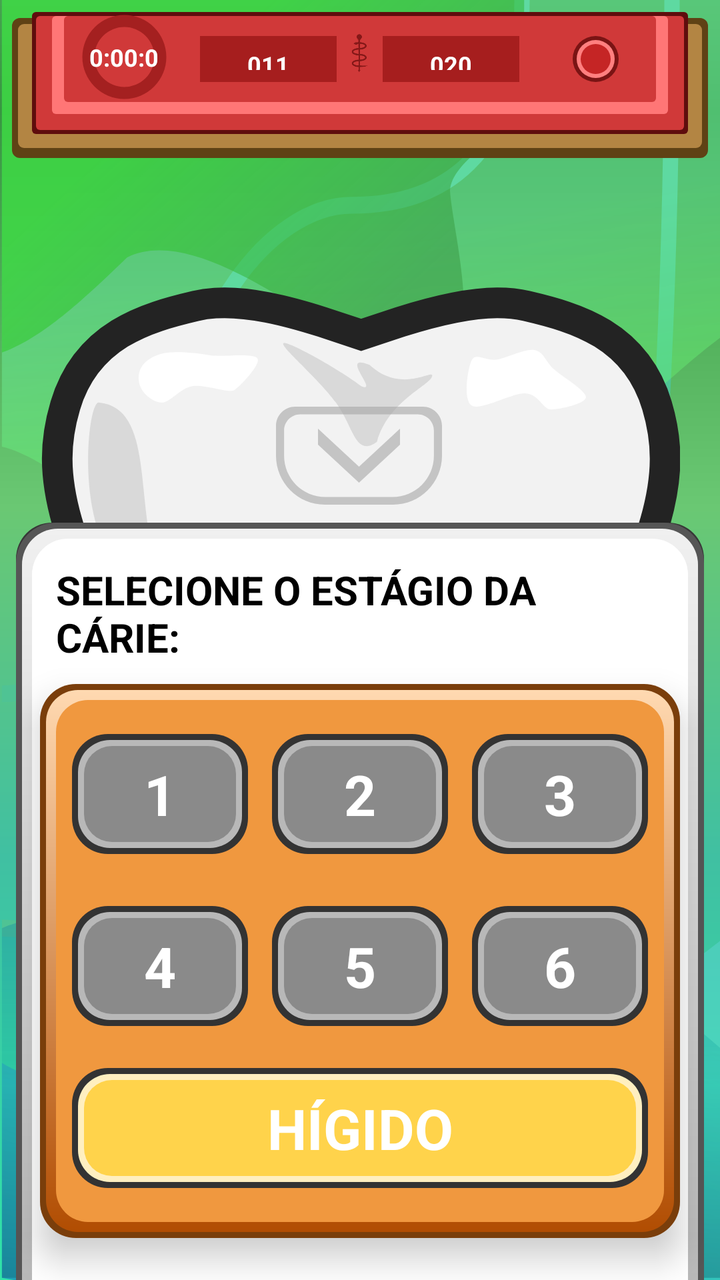
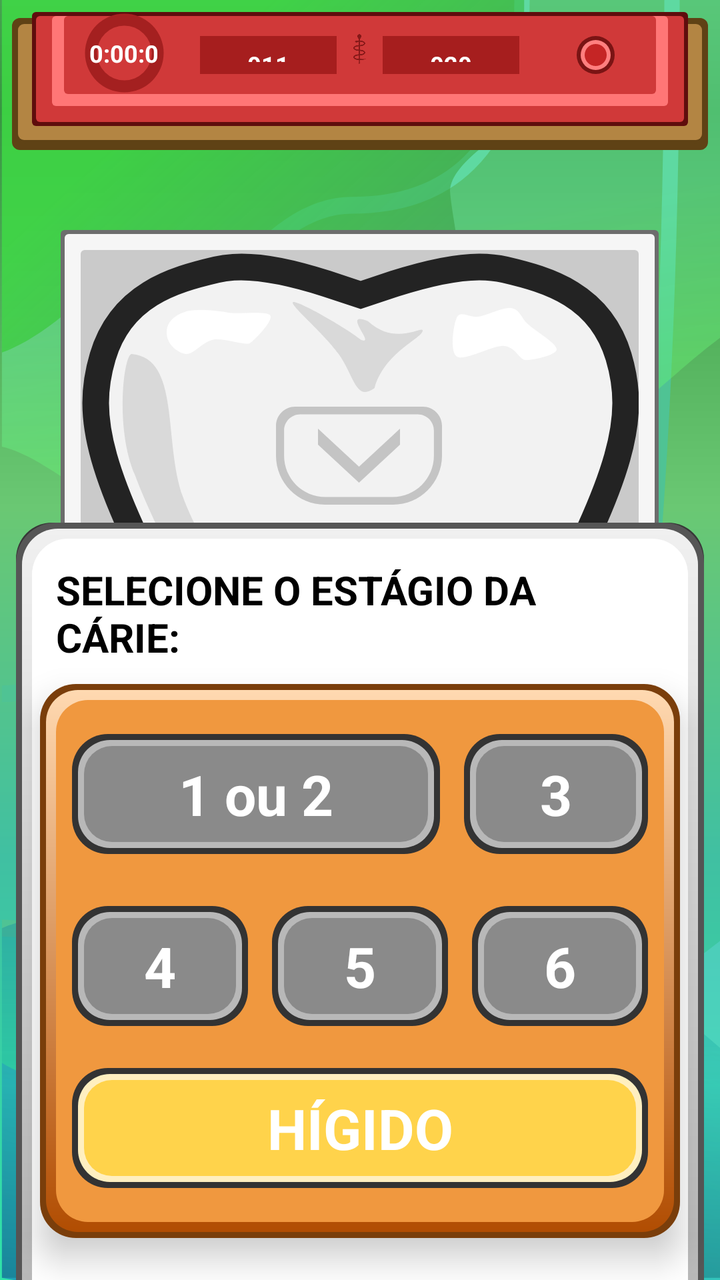

Screens rendered from an Android XML layout before and after an edit, with the pre-edit source and the edit as a unified diff.
<!-- AndroidManifest.xml: application theme Theme.ToothDecayStudyApp -->
<!-- res/layout/activity_carie_predict.xml -->
<?xml version="1.0" encoding="utf-8"?>
<androidx.coordinatorlayout.widget.CoordinatorLayout xmlns:android="http://schemas.android.com/apk/res/android"
    xmlns:app="http://schemas.android.com/apk/res-auto"
    xmlns:tools="http://schemas.android.com/tools"
    android:id="@+id/main"
    android:layout_width="match_parent"
    android:layout_height="match_parent"
    tools:context=".CariePredictActivity">

    <LinearLayout
        android:orientation="vertical"
        android:layout_width="match_parent"
        android:layout_height="match_parent"
        android:weightSum="1"
        android:background="@drawable/back_default">

        <androidx.constraintlayout.widget.ConstraintLayout
            android:layout_width="match_parent"
            android:layout_height="0dp"
            android:layout_weight="0.15">
        <RelativeLayout
            android:id="@+id/topMenu"
            android:layout_width="match_parent"
            android:layout_height="0dp"
            android:paddingBottom="12dp"
            android:layout_marginTop="6dp"
            android:layout_marginHorizontal="6dp"
            android:background="@drawable/wood_sign"

            app:layout_constraintStart_toStartOf="parent"
            app:layout_constraintEnd_toEndOf="parent"
            app:layout_constraintTop_toTopOf="parent"
            app:layout_constraintBottom_toBottomOf="parent"
            app:layout_constraintHeight_max="140dp">


            <LinearLayout
                android:layout_width="match_parent"
                android:layout_height="match_parent"
                android:orientation="horizontal"
                android:layout_marginHorizontal="10dp"
                android:paddingHorizontal="8dp"
                android:background="@drawable/carpet_card">













                <androidx.constraintlayout.widget.ConstraintLayout
                    android:layout_width="0dp"
                    android:layout_height="match_parent"
                    android:layout_weight="0.25">

                <TextView
                    android:id="@+id/timer"
                    android:layout_width="match_parent"
                    android:layout_height="match_parent"
                    android:text="0:00:00"
                    android:elevation="1dp"
                    android:lines="1"
                    android:textAlignment="center"
                    android:gravity="center"
                    android:layout_marginStart="18dp"
                    android:layout_marginEnd="18dp"
                    android:layout_marginBottom="16dp"
                    android:textColor="@color/white"
                    android:textStyle="bold"
                    android:autoSizeTextType="uniform"
                    android:autoSizeMinTextSize="12sp"
                    android:autoSizeMaxTextSize="20sp"
                    android:autoSizeStepGranularity="1sp"/>

                    <ProgressBar
                        android:id="@+id/timerBar"
                        style="?android:attr/progressBarStyleHorizontal"
                        android:layout_width="0dp"
                        android:layout_height="match_parent"
                        android:layout_centerHorizontal="true"

                        android:layout_marginStart="18dp"
                        android:layout_marginBottom="16dp"
                        android:indeterminate="false"
                        android:indeterminateTint="#FFFFFF"
                        android:max="100"
                        android:progressDrawable="@drawable/progress_circle"

                        app:layout_constraintBottom_toBottomOf="parent"

                        app:layout_constraintDimensionRatio="1:1"
                        app:layout_constraintEnd_toEndOf="@+id/timer"
                        app:layout_constraintStart_toStartOf="parent"
                        app:layout_constraintTop_toTopOf="parent" />

                </androidx.constraintlayout.widget.ConstraintLayout>

            <TextView
                android:id="@+id/denteNum"
                android:layout_width="0dp"
                android:layout_height="match_parent"
                android:layout_weight="0.225"
                android:layout_alignParentTop="true"
                android:layout_marginTop="12dp"
                android:layout_marginBottom="26dp"
                android:padding="6dp"
                android:text="011"
                android:textColor="#FFFFFF"
                android:layout_marginEnd="4dp"
                android:background="#A61E1E"
                android:textStyle="bold"
                android:textSize="32sp"
                android:gravity="center"
                android:autoSizeTextType="uniform"
                android:autoSizeMinTextSize="12sp"
                android:autoSizeMaxTextSize="70sp"
                android:autoSizeStepGranularity="1sp"/>

                <ImageView
                    android:id="@+id/centerSymbol"
                    android:layout_width="0dp"
                    android:layout_weight="0.05"
                    android:layout_height="match_parent"
                    android:src="@drawable/odonto_symbol"
                    android:layout_gravity="center"
                    android:layout_marginTop="16dp"
                    android:layout_marginBottom="26dp"
                    android:layout_centerHorizontal="true"/>

                <TextView
                    android:id="@+id/maxDenteNum"
                    android:layout_width="0dp"
                    android:layout_height="match_parent"
                    android:layout_weight="0.225"
                    android:layout_alignParentTop="true"
                    android:layout_marginTop="12dp"
                    android:layout_marginBottom="26dp"
                    android:text="020"
                    android:textColor="#FFFFFF"
                    android:background="#A61E1E"
                    android:layout_marginStart="4dp"
                    android:padding="6dp"
                    android:textStyle="bold"
                    android:textSize="32sp"
                    android:gravity="center"
                    android:autoSizeTextType="uniform"
                    android:autoSizeMinTextSize="12sp"
                    android:autoSizeMaxTextSize="70sp"
                    android:autoSizeStepGranularity="1sp"/>

                <View
                    android:layout_width="0dp"
                    android:layout_height="match_parent"
                    android:layout_weight="0.04"/>

                <androidx.constraintlayout.widget.ConstraintLayout
                    android:layout_width="0dp"
                    android:layout_height="match_parent"
                    android:layout_weight="0.17">

                <ImageView
                    android:id="@+id/pauseButton"
                    android:layout_width="0dp"
                    android:layout_height="match_parent"
                    android:src="@drawable/menu_icon"
                    android:padding="14dp"
                    android:layout_marginBottom="26dp"
                    android:layout_marginTop="12dp"
                    android:background="@drawable/pause_button"

                    app:layout_constraintTop_toTopOf="parent"
                    app:layout_constraintStart_toStartOf="parent"
                    app:layout_constraintEnd_toEndOf="parent"
                    app:layout_constraintDimensionRatio="1:1"/>

                </androidx.constraintlayout.widget.ConstraintLayout>

                <View
                    android:layout_width="0dp"
                    android:layout_height="match_parent"
                    android:layout_weight="0.04"/>
            </LinearLayout>

        </RelativeLayout>


        </androidx.constraintlayout.widget.ConstraintLayout>
        <ImageView
            android:id="@+id/dente"
            android:layout_width="match_parent"
            android:layout_height="0dp"
            android:layout_weight="0.8"
            android:layout_marginTop="12dp"
            android:src="@drawable/dente_s1"
            android:layout_marginHorizontal="20dp"
            android:layout_marginBottom="100dp"

            />

    </LinearLayout>




    <com.google.android.material.card.MaterialCardView
        android:id="@+id/bottomSheetButtons"
        android:layout_width="match_parent"
        android:layout_height="wrap_content"
        android:background="@android:color/transparent"
        app:layout_behavior="com.google.android.material.bottomsheet.BottomSheetBehavior"
        app:cardBackgroundColor="@android:color/transparent"
        app:backgroundTint="@android:color/transparent"
        app:cardCornerRadius="0dp"
        app:strokeColor="@color/transparent"
        app:cardElevation="0dp">

        <include
            android:id="@+id/includeButtons"
            layout="@layout/layout_carie_predict_buttons"/>

    </com.google.android.material.card.MaterialCardView>




</androidx.coordinatorlayout.widget.CoordinatorLayout>
<!-- res/layout/layout_carie_predict_buttons.xml (included above) -->
<?xml version="1.0" encoding="utf-8"?>
<RelativeLayout xmlns:android="http://schemas.android.com/apk/res/android"
    android:layout_width="match_parent"
    android:layout_height="wrap_content"
    android:background="@android:color/transparent">

    <ImageButton
        android:id="@+id/bottom_button"
        android:layout_width="wrap_content"
        android:layout_height="wrap_content"
        android:layout_marginBottom="8dp"

        android:layout_gravity="center|center_vertical"
        android:layout_centerHorizontal="true"
        android:background="@drawable/bottom_drag_button" />

    <RelativeLayout
        android:layout_width="match_parent"
        android:layout_height="wrap_content"
        android:layout_marginHorizontal="8dp"
        android:layout_marginBottom="50dp"
        android:paddingVertical="20dp"
        android:background="@drawable/white_card"
        android:textColor="@color/black"
        android:layout_below="@id/bottom_button"
        android:textSize="28sp">

        <TextView
            android:id="@+id/title"
            android:layout_width="match_parent"
            android:layout_height="wrap_content"
            android:text="SELECIONE O ESTÁGIO DA CÁRIE:"
            android:textColor="@color/black"
            android:textSize="20sp"
            android:textStyle="bold"
            android:layout_marginHorizontal="20dp"/>



        <RelativeLayout
            android:id="@+id/groupButtons"
            android:layout_width="match_parent"
            android:layout_height="wrap_content"
            android:background="@drawable/inside_card"
            android:elevation="10dp"
            android:paddingVertical="20dp"
            android:layout_marginHorizontal="12dp"
            android:layout_marginVertical="10dp"
            android:layout_below="@+id/title">

            <LinearLayout
                android:id="@+id/buttonsLayer1"
                android:layout_width="match_parent"
                android:layout_height="wrap_content"
                android:orientation="horizontal"
                android:layout_marginBottom="16dp">

                <TextView
                    android:id="@+id/level1Button"
                    android:layout_width="0dp"
                    android:layout_height="60dp"
                    android:background="@drawable/unselected_button"
                    android:gravity="center"
                    android:text="1"
                    android:textSize="28sp"
                    android:textStyle="bold"
                    android:layout_marginVertical="5dp"
                    android:layout_marginStart="16dp"
                    android:textColor="@color/white"
                    android:layout_weight="1"/>

                <TextView
                    android:id="@+id/level2Button"
                    android:layout_width="0dp"
                    android:layout_height="60dp"
                    android:background="@drawable/unselected_button"
                    android:gravity="center"
                    android:text="2"
                    android:textSize="28sp"
                    android:textStyle="bold"
                    android:layout_marginVertical="5dp"
                    android:layout_marginHorizontal="12dp"
                    android:textColor="@color/white"
                    android:layout_weight="1"/>

                <TextView
                    android:id="@+id/level3Button"
                    android:layout_width="0dp"
                    android:layout_height="60dp"
                    android:background="@drawable/unselected_button"
                    android:gravity="center"
                    android:text="3"
                    android:textSize="28sp"
                    android:textStyle="bold"
                    android:layout_marginVertical="5dp"
                    android:layout_marginEnd="16dp"
                    android:textColor="@color/white"
                    android:layout_weight="1"/>



            </LinearLayout>

            <LinearLayout
                android:id="@+id/buttonsLayer2"
                android:layout_width="match_parent"
                android:layout_height="wrap_content"
                android:orientation="horizontal"
                android:layout_below="@+id/buttonsLayer1">

                <TextView
                    android:id="@+id/level4Button"
                    android:layout_width="0dp"
                    android:layout_height="60dp"
                    android:background="@drawable/unselected_button"
                    android:gravity="center"
                    android:text="4"
                    android:textSize="28sp"
                    android:textStyle="bold"
                    android:layout_marginVertical="5dp"
                    android:layout_marginStart="16dp"
                    android:textColor="@color/white"
                    android:layout_weight="1"/>

                <TextView
                    android:id="@+id/level5Button"
                    android:layout_width="0dp"
                    android:layout_height="60dp"
                    android:background="@drawable/unselected_button"
                    android:gravity="center"
                    android:text="5"
                    android:textSize="28sp"
                    android:textStyle="bold"
                    android:layout_marginVertical="5dp"
                    android:layout_marginHorizontal="12dp"
                    android:textColor="@color/white"
                    android:layout_weight="1"/>

                <TextView
                    android:id="@+id/level6Button"
                    android:layout_width="0dp"
                    android:layout_height="60dp"
                    android:background="@drawable/unselected_button"
                    android:gravity="center"
                    android:text="6"
                    android:textSize="28sp"
                    android:textStyle="bold"
                    android:layout_marginVertical="5dp"
                    android:layout_marginEnd="16dp"
                    android:textColor="@color/white"
                    android:layout_weight="1"/>



            </LinearLayout>

            <TextView
                android:id="@+id/carieFreeButton"
                android:layout_width="match_parent"
                android:layout_height="60dp"
                android:layout_below="@id/buttonsLayer2"
                android:background="@drawable/selected_button"
                android:gravity="center"
                android:text="HÍGIDO"
                android:layout_marginTop="16dp"
                android:layout_marginBottom="5dp"
                android:layout_marginHorizontal="16dp"
                android:textColor="@color/white"
                android:textSize="28sp"
                android:textStyle="bold"/>



        </RelativeLayout>

        <TextView
            android:id="@+id/confirmButton"
            android:layout_width="match_parent"
            android:layout_height="wrap_content"
            android:background="@drawable/confirm_button"
            android:text="CONFIRMAR"
            android:textSize="24sp"
            android:textColor="@color/white"
            android:gravity="center"
            android:paddingVertical="18dp"
            android:layout_marginVertical="12dp"
            android:layout_marginHorizontal="24dp"
            android:textStyle="bold"
            android:layout_below="@id/groupButtons"/>




    </RelativeLayout>



</RelativeLayout>
<!-- resources referenced by this layout -->
<resources>
  <color name="black">#FF000000</color>
  <color name="transparent">#00FFFFFF</color>
  <color name="white">#FFFFFFFF</color>
  <!-- drawable menu_icon (drawable) -->
  <vector xmlns:android="http://schemas.android.com/apk/res/android" android:height="24dp" android:viewportHeight="39" android:viewportWidth="39" android:width="24dp">
        
      <path android:fillColor="#FFFFFF" android:fillType="evenOdd" android:pathData="M0,29.797 L38,29.797 38,39 0,39ZM0,15.399 L38,15.399 38,24.601 0,24.601ZM0,1 L38,1 38,10.203 0,10.203Z"/>
      
  </vector>
  <!-- drawable pause_button (drawable) -->
  <?xml version="1.0" encoding="utf-8"?>
  <layer-list xmlns:android="http://schemas.android.com/apk/res/android">
      <item>
          <shape android:shape="rectangle">
              <corners android:radius="18dp" />
              <solid android:color="#7A1414"/>
          </shape>
      </item>
      <item
          android:bottom="2dp"
          android:left="2dp"
          android:right="2dp"
          android:top="2dp">
          <shape android:shape="rectangle">
              <corners android:radius="16dp"/>
              <solid android:color="#FF7F7F"/>
          </shape>
      </item>
  
  
      <item
          android:bottom="4dp"
          android:left="4dp"
          android:right="4dp"
          android:top="4dp">
          <shape android:shape="rectangle">
              <corners android:radius="14dp"/>
  
              <solid android:color="#C52525"/>
          </shape>
      </item>
  
  </layer-list>
  <!-- drawable progress_circle (drawable) -->
  <?xml version="1.0" encoding="utf-8"?>
  <layer-list xmlns:android="http://schemas.android.com/apk/res/android">
  
      
      <item>
          <shape
              android:shape="ring"
              android:useLevel="false"
              android:thickness="6dp">
  
              <solid android:color="#A42020"/> 
          </shape>
      </item>
  
      
      <item>
          <rotate
              android:fromDegrees="-90"
              android:toDegrees="-90">
  
              <shape
                  android:shape="ring"
                  android:useLevel="true"
                  android:thickness="6dp">
  
                  <solid android:color="#FFC3C3"/>
              </shape>
          </rotate>
      </item>
  
  </layer-list>
  <style name="Theme.ToothDecayStudyApp" parent="Base.Theme.ToothDecayStudyApp" />
  <style name="Base.Theme.ToothDecayStudyApp" parent="Theme.Material3.DayNight.NoActionBar">
          
          
      </style>
  <!-- unchanged entries left out for length: 11 -->
</resources>

<!-- the commit's change to res/layout/activity_carie_predict.xml (unified diff, before → after) -->
@@ -191,17 +191,28 @@
 
 
         </androidx.constraintlayout.widget.ConstraintLayout>
-        <ImageView
-            android:id="@+id/dente"
+        <FrameLayout
+            android:id="@+id/denteFrame"
             android:layout_width="match_parent"
             android:layout_height="0dp"
             android:layout_weight="0.8"
-            android:layout_marginTop="12dp"
-            android:src="@drawable/dente_s1"
-            android:layout_marginHorizontal="20dp"
+            android:layout_marginTop="40dp"
+            android:layout_marginHorizontal="5dp"
             android:layout_marginBottom="100dp"
-
-            />
+            android:foregroundGravity="center">
+
+            <ImageView
+                android:id="@+id/dente"
+                android:layout_width="wrap_content"
+                android:layout_height="wrap_content"
+                android:layout_gravity="center_horizontal"
+                android:src="@drawable/dente_s1"
+                android:scaleType="fitCenter"
+                android:adjustViewBounds="true"
+                android:background="@drawable/photo_card"
+                android:padding="10dp" />
+
+        </FrameLayout>
 
     </LinearLayout>
 
@@ -288,33 +299,48 @@
                 android:orientation="horizontal"
                 android:layout_marginBottom="16dp">
 
-                <TextView
-                    android:id="@+id/level1Button"
+
+
+
+
+
+
+
+
+
+
+
+
+
+
+
+
+
+
+
+
+
+
+
+
+
+
+
+
+                <TextView
+                    android:id="@+id/level1ou2Button"
                     android:layout_width="0dp"
                     android:layout_height="60dp"
                     android:background="@drawable/unselected_button"
                     android:gravity="center"
-                    android:text="1"
+                    android:text="1 ou 2"
                     android:textSize="28sp"
                     android:textStyle="bold"
                     android:layout_marginVertical="5dp"
                     android:layout_marginStart="16dp"
-                    android:textColor="@color/white"
-                    android:layout_weight="1"/>
-
-                <TextView
-                    android:id="@+id/level2Button"
-                    android:layout_width="0dp"
-                    android:layout_height="60dp"
-                    android:background="@drawable/unselected_button"
-                    android:gravity="center"
-                    android:text="2"
-                    android:textSize="28sp"
-                    android:textStyle="bold"
-                    android:layout_marginVertical="5dp"
-                    android:layout_marginHorizontal="12dp"
-                    android:textColor="@color/white"
-                    android:layout_weight="1"/>
+                    android:layout_marginEnd="12dp"
+                    android:textColor="@color/white"
+                    android:layout_weight="2"/>
 
                 <TextView
                     android:id="@+id/level3Button"
<!-- resource entries referenced after the edit -->
@@ -43,6 +43,41 @@
       </item>
   
   </layer-list>
+  <!-- drawable photo_card (drawable) -->
+  <?xml version="1.0" encoding="utf-8"?>
+  <layer-list xmlns:android="http://schemas.android.com/apk/res/android">
+      <item>
+          <shape android:shape="rectangle">
+              <corners android:radius="2dp" />
+              <solid android:color="#6D6D6D"/>
+          </shape>
+      </item>
+      <item
+          android:bottom="2dp"
+          android:left="2dp"
+          android:right="2dp"
+          android:top="2dp">
+          <shape android:shape="rectangle">
+              <corners android:radius="2dp"/>
+              <solid android:color="#F6F6F6"/>
+          </shape>
+      </item>
+  
+      <item
+          android:bottom="10dp"
+          android:left="10dp"
+          android:right="10dp"
+          android:top="10dp">
+          <shape android:shape="rectangle">
+              <corners android:radius="2dp"/>
+              <solid android:color="#CACACA"/>
+          </shape>
+      </item>
+  
+  
+  
+  
+  </layer-list>
   <!-- drawable progress_circle (drawable) -->
   <?xml version="1.0" encoding="utf-8"?>
   <layer-list xmlns:android="http://schemas.android.com/apk/res/android">
